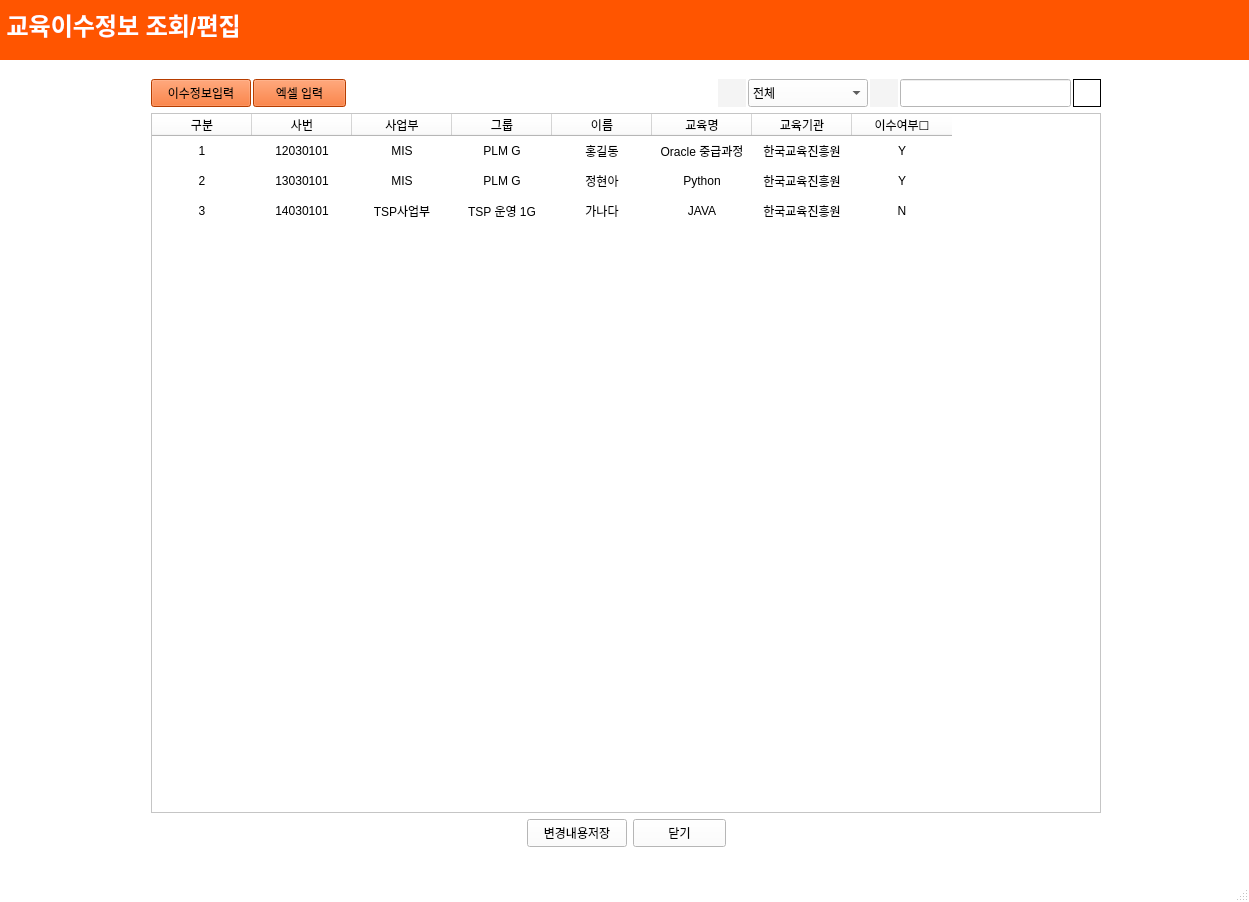
The window that edu_list.ui (hyeona-jeong/HRIS) describes before a commit, drawn with Qt 5.
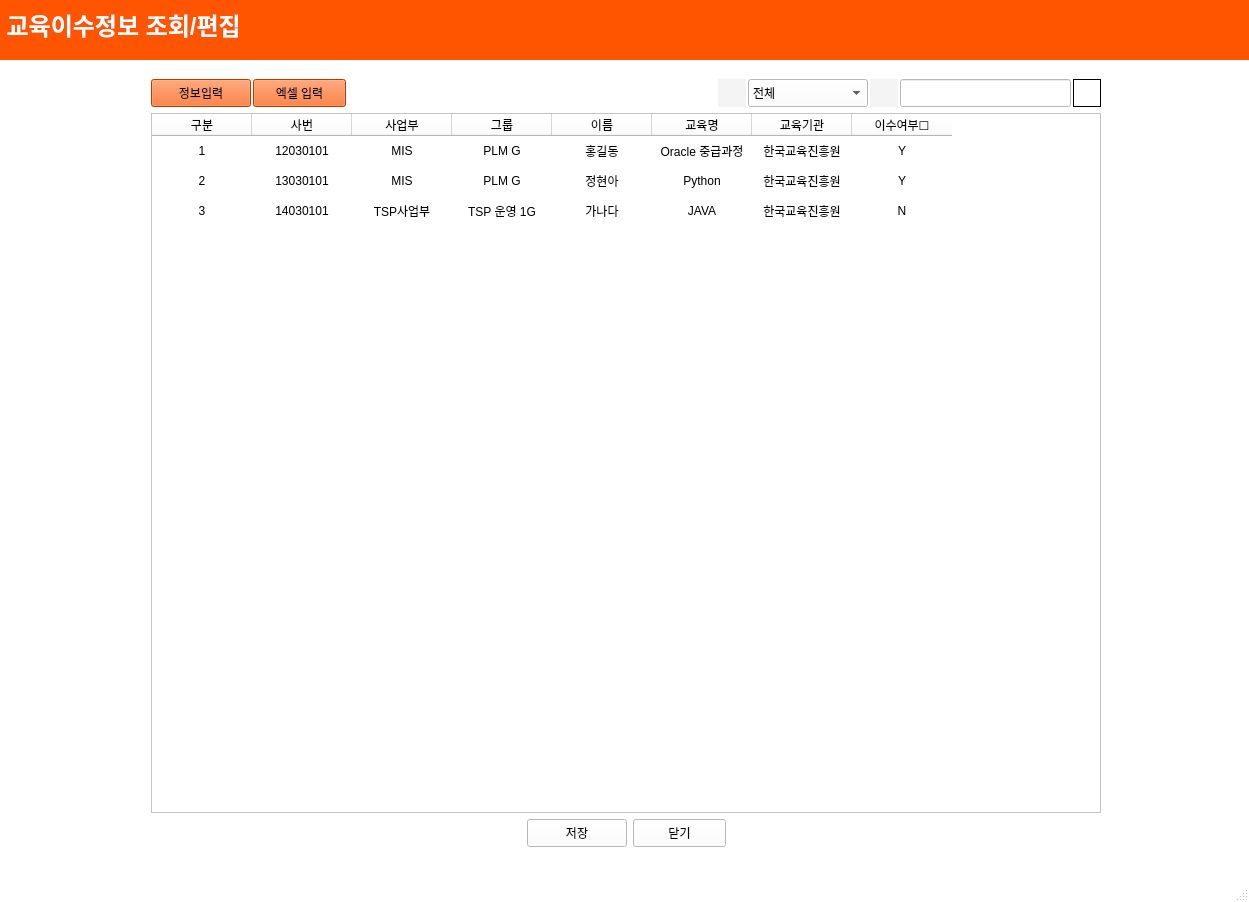
The same window after the commit. Icons and pictures are not drawn.

The edit to the form file:
```diff
--- a/edu_list.ui
+++ b/edu_list.ui
@@ -754,7 +754,7 @@
 </string>
              </property>
              <property name="text">
-              <string>이수정보입력</string>
+              <string>정보입력</string>
              </property>
             </widget>
            </item>
@@ -1500,7 +1500,7 @@
               <string notr="true"/>
              </property>
              <property name="text">
-              <string>변경내용저장</string>
+              <string>저장</string>
              </property>
             </widget>
            </item>
```
